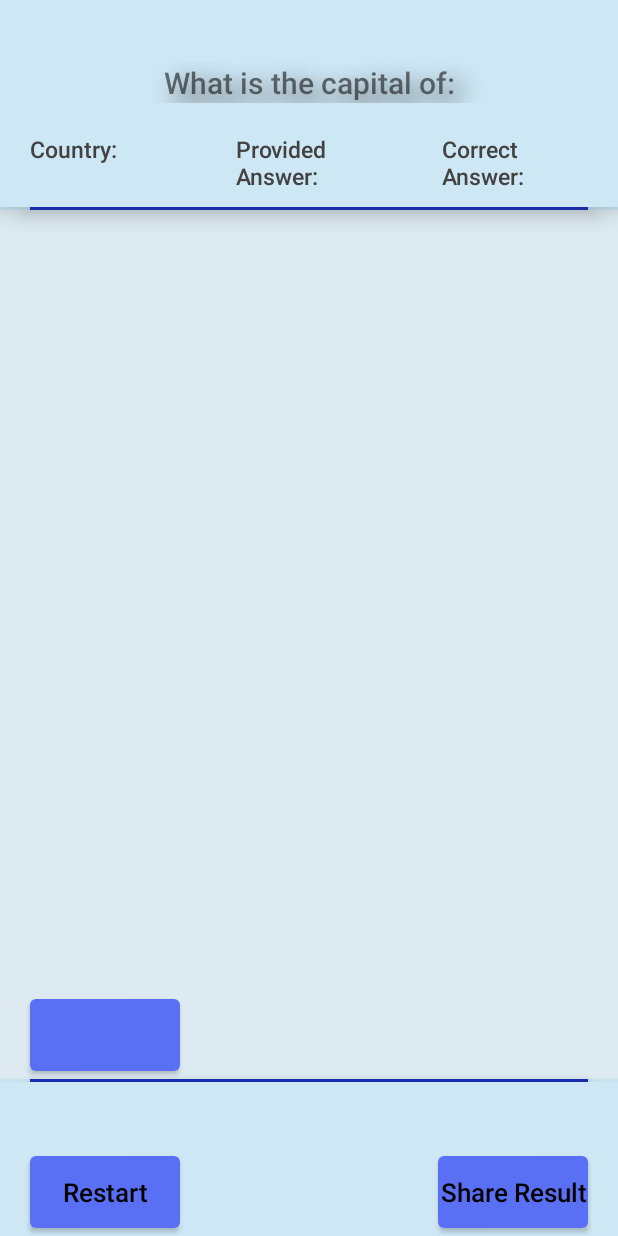
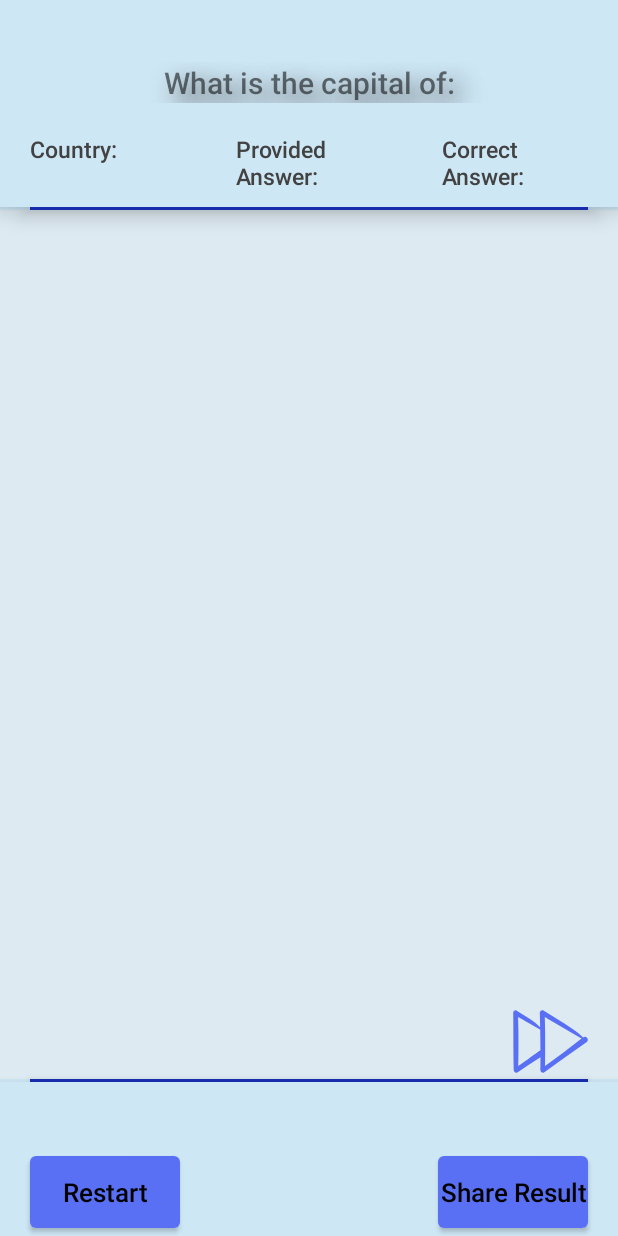
Before and after one commit to raulrada/QuizApp, an Android app: the layout activity_report.xml on its own in the app's theme, with its tools: preview values and no code run, on a phone screen of 412 x 824 dp. Run offline under Robolectric (Android 15) with nearby library versions, the phone set to English and light mode, and no system bars.

Commit message:
implemented vector assets for navigation between report activities

```diff
--- /dev/null
+++ b/app/src/main/res/drawable/pic_back.xml
@@ -0,0 +1,4 @@
+<vector android:height="@dimen/resultNavigationImageHeight" android:viewportHeight="91.0"
+    android:viewportWidth="91.0" android:width="@dimen/resultNavigationImageWidth" xmlns:android="http://schemas.android.com/apk/res/android">
+    <path android:fillColor="@color/buttonEnabledColor" android:pathData="M86.67,8.13c-5.46,3.5 -11.08,6.74 -16.49,10.32c-1.92,1.26 -3.79,2.6 -5.61,4c-2.24,1.71 -4.18,3.77 -6.21,5.7c0.12,-5.85 0.25,-11.71 0.4,-17.56c0.05,-2.17 -2.55,-3.71 -4.41,-2.53c-8.68,5.54 -17.67,10.62 -26.28,16.27c-4.04,2.66 -8.06,5.35 -12,8.15c-3.43,2.44 -6.47,5.33 -9.65,8.03c-3.92,-2.75 -8.16,2.81 -4.05,5.77C19.4,58.58 36.75,70.46 53.71,82.86c1.6,1.17 3.43,-0.19 4.04,-1.64c0.74,-1.76 0.26,-13.35 0.25,-16.75c9.22,6.31 18.78,12.05 27.98,18.39c1.6,1.1 3.45,-0.12 4.04,-1.64c0.7,-1.8 0.56,-54.57 0.92,-70.64C90.99,8.48 88.48,6.97 86.67,8.13zM52.7,15.91c-0.46,13.95 -0.29,58.72 -0.29,59.3C37.43,64.49 22.65,53.4 8.23,41.93C11.33,40.03 45.43,20.32 52.7,15.91zM58.01,55.99c0.03,-8.33 0.13,-16.65 0.29,-24.97c2.62,-1.67 5.52,-3.05 8.12,-4.71c2.03,-1.29 4.09,-2.52 6.21,-3.66c4.19,-2.26 8.33,-4.55 12.42,-6.94c-0.5,13.85 -0.51,27.73 -0.45,41.59c0.02,5.29 0.16,17.22 0.17,17.9C76.18,69.03 58.35,56.14 58.01,55.99z"/>
+</vector>
--- /dev/null
+++ b/app/src/main/res/drawable/pic_next.xml
@@ -0,0 +1,4 @@
+<vector android:height="@dimen/resultNavigationImageHeight" android:viewportHeight="91.0"
+    android:viewportWidth="91.0" android:width="@dimen/resultNavigationImageWidth" xmlns:android="http://schemas.android.com/apk/res/android">
+    <path android:fillColor="@color/buttonEnabledColor" android:pathData="M1.18,81.35c0.59,1.52 2.45,2.75 4.05,1.65c9.23,-6.36 18.82,-12.11 28.06,-18.44c-0.01,3.31 -0.01,6.62 0,9.93c0.01,1.91 -0.52,5.02 0.25,6.87c0.61,1.46 2.45,2.82 4.05,1.65c17.01,-12.44 34.41,-24.35 51.49,-36.69c4.05,-2.92 -0.07,-8.59 -4.06,-5.79c-3.03,-2.59 -5.92,-5.36 -9.19,-7.7c-4.11,-2.94 -8.31,-5.76 -12.53,-8.53c-8.64,-5.66 -17.65,-10.75 -26.35,-16.31c-1.87,-1.19 -4.47,0.36 -4.42,2.54c0.15,5.87 0.28,11.73 0.4,17.6c-1.95,-1.86 -3.81,-3.85 -5.95,-5.49c-1.92,-1.48 -3.88,-2.89 -5.91,-4.22c-5.43,-3.58 -11.06,-6.83 -16.54,-10.35c-1.81,-1.16 -4.33,0.35 -4.29,2.46C0.61,26.63 0.44,79.46 1.18,81.35zM83.2,41.94C68.74,53.44 53.92,64.56 38.89,75.32c0.01,-0.48 0.08,-12.12 0.1,-17.46c0.05,-14 0.07,-28.02 -0.38,-42.01C45.89,20.28 79.93,39.91 83.2,41.94zM32.99,31c0.16,8.35 0.26,16.69 0.29,25.04c-0.34,0.15 -18.21,13.08 -26.84,19.27c0.01,-0.58 0.15,-12.55 0.17,-17.95c0.05,-13.9 0.05,-27.81 -0.45,-41.71C10.27,18.05 30.27,29.25 32.99,31z"/>
+</vector>
--- a/app/src/main/res/layout-land/activity_report.xml
+++ b/app/src/main/res/layout-land/activity_report.xml
@@ -298,6 +298,18 @@
 
             </LinearLayout>
 
+            <RelativeLayout
+                android:layout_width="match_parent"
+                android:layout_height="wrap_content">
+
+                <ImageView
+                    style="@style/navigationImage"
+                    android:src="@drawable/pic_next"
+                    android:layout_alignParentEnd="true"
+                    android:onClick="next"/>
+
+            </RelativeLayout>
+
 
         </LinearLayout>
 
--- a/app/src/main/res/layout/activity_report.xml
+++ b/app/src/main/res/layout/activity_report.xml
@@ -294,16 +294,17 @@
 
             </LinearLayout>
 
-            <LinearLayout
+            <RelativeLayout
                 android:layout_width="match_parent"
                 android:layout_height="wrap_content">
 
-                <Button
-                    android:id="@+id/button_next"
-                    style="@style/button.result"
+                <ImageView
+                    style="@style/navigationImage"
+                    android:src="@drawable/pic_next"
+                    android:layout_alignParentEnd="true"
                     android:onClick="next"/>
 
-            </LinearLayout>
+            </RelativeLayout>
 
         </LinearLayout>
 
--- a/app/src/main/res/layout/activity_report_2.xml
+++ b/app/src/main/res/layout/activity_report_2.xml
@@ -388,16 +388,17 @@
 
             </LinearLayout>
 
-            <LinearLayout
+            <RelativeLayout
                 android:layout_width="match_parent"
                 android:layout_height="wrap_content">
 
-                <Button
-                    android:id="@+id/button_next"
-                    style="@style/button.result"
+                <ImageView
+                    style="@style/navigationImage"
+                    android:src="@drawable/pic_back"
+                    android:layout_alignParentStart="true"
                     android:onClick="back"/>
 
-            </LinearLayout>
+            </RelativeLayout>
 
         </LinearLayout>
 
--- a/app/src/main/res/values/dimens.xml
+++ b/app/src/main/res/values/dimens.xml
@@ -87,7 +87,6 @@
     <dimen name="lineMarginBottom">0dp</dimen>
     <dimen name="lineThickness">2dp</dimen>
 
-
     <dimen name="elevationPic">20dp</dimen>
     <dimen name="elevation">10dp</dimen>
     <dimen name="noHeight">0dp</dimen>
@@ -95,5 +94,10 @@
 
     <dimen name="width_results_buttons">100dp</dimen>
 
-
+    <dimen name="resultNavigationImageWidth">50dp</dimen>
+    <dimen name="resultNavigationImageHeight">50dp</dimen>
+    <dimen name="resultNavigationImageMarginStart">20dp</dimen>
+    <dimen name="resultNavigationImageMarginEnd">20dp</dimen>
+    <dimen name="resultNavigationImageMarginTop">0dp</dimen>
+    <dimen name="resultNavigationImageMarginBottom">0dp</dimen>
 </resources>
--- a/app/src/main/res/values/styles.xml
+++ b/app/src/main/res/values/styles.xml
@@ -219,4 +219,13 @@
         <item name="android:background">@color/lineColor</item>
     </style>
 
+    <style name="navigationImage">
+        <item name="android:layout_width">wrap_content</item>
+        <item name="android:layout_height">wrap_content</item>
+        <item name="android:layout_marginStart">@dimen/resultNavigationImageMarginStart</item>
+        <item name="android:layout_marginEnd">@dimen/resultNavigationImageMarginEnd</item>
+        <item name="android:layout_marginTop">@dimen/resultNavigationImageMarginTop</item>
+        <item name="android:layout_marginBottom">@dimen/resultNavigationImageMarginBottom</item>
+    </style>
+
 </resources>
```
